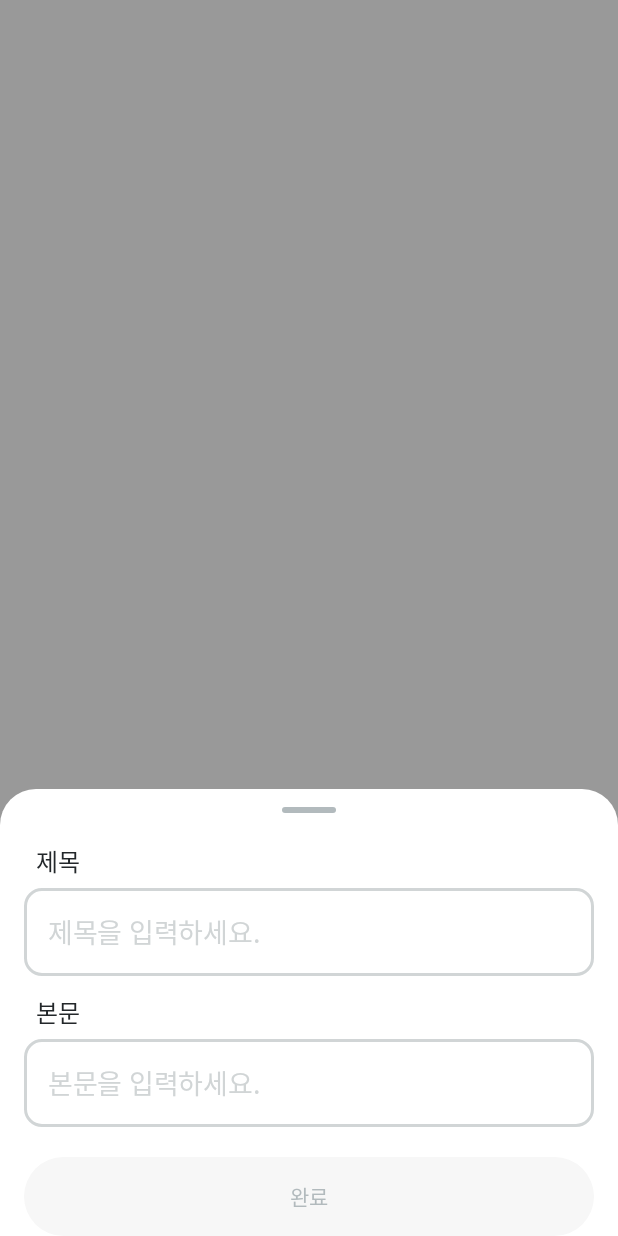
After one commit to 39-play-sopt-android/heejin-jeong, an Android app built with Jetpack Compose: the composable CreatePostSheet shown on its own in the app's theme, on a phone screen of 412 x 824 dp. The commit adds this screen. Run offline under Robolectric (Android 15) with nearby library versions, the phone set to English and light mode, and no system bars; Roboto replaces fonts that are not available here.

Commit message:
[feat] 게시글 작성 바텀시트와 완료 버튼 활성 조건 구현

```diff
--- /dev/null
+++ b/app/src/main/java/org/sopt/play/presentation/posts/CreatePostSheet.kt
@@ -0,0 +1,77 @@
+package org.sopt.play.presentation.posts
+
+import androidx.compose.foundation.background
+import androidx.compose.foundation.layout.Column
+import androidx.compose.foundation.layout.Spacer
+import androidx.compose.foundation.layout.height
+import androidx.compose.foundation.layout.padding
+import androidx.compose.foundation.layout.width
+import androidx.compose.foundation.rememberScrollState
+import androidx.compose.foundation.shape.RoundedCornerShape
+import androidx.compose.foundation.text.input.InputTransformation
+import androidx.compose.foundation.text.input.TextFieldLineLimits
+import androidx.compose.foundation.text.input.maxLength
+import androidx.compose.foundation.text.input.rememberTextFieldState
+import androidx.compose.foundation.verticalScroll
+import androidx.compose.material3.ExperimentalMaterial3Api
+import androidx.compose.material3.ModalBottomSheet
+import androidx.compose.material3.rememberModalBottomSheetState
+import androidx.compose.runtime.Composable
+import androidx.compose.ui.Modifier
+import androidx.compose.ui.graphics.Color
+import androidx.compose.ui.text.input.ImeAction
+import androidx.compose.ui.unit.dp
+import org.sopt.play.ui.component.PlayButton
+import org.sopt.play.ui.component.PlayTextField
+import org.sopt.play.ui.theme.PlayColors
+
+@OptIn(ExperimentalMaterial3Api::class)
+@Composable
+internal fun CreatePostSheet(onDismiss: () -> Unit, onSubmit: (String, String) -> Unit) {
+    val title = rememberTextFieldState()
+    val content = rememberTextFieldState()
+    ModalBottomSheet(
+        onDismissRequest = onDismiss,
+        sheetState = rememberModalBottomSheetState(skipPartiallyExpanded = true),
+        containerColor = PlayColors.White,
+        shape = RoundedCornerShape(topStart = 24.dp, topEnd = 24.dp),
+        dragHandle = {
+            Spacer(
+                modifier = Modifier
+                    .padding(top = 12.dp, bottom = 20.dp)
+                    .width(36.dp)
+                    .height(4.dp)
+                    .background(PlayColors.Gray3, RoundedCornerShape(2.dp))
+            )
+        },
+        scrimColor = Color.Black.copy(alpha = 0.4f)
+    ) {
+        Column(
+            modifier = Modifier
+                .verticalScroll(rememberScrollState())
+                .padding(horizontal = 16.dp)
+        ) {
+            PlayTextField(
+                title = "제목",
+                state = title,
+                placeholder = "제목을 입력하세요.",
+                inputTransformation = InputTransformation.maxLength(20)
+            )
+            Spacer(Modifier.height(12.dp))
+            PlayTextField(
+                title = "본문",
+                state = content,
+                placeholder = "본문을 입력하세요.",
+                inputTransformation = InputTransformation.maxLength(1000),
+                lineLimits = TextFieldLineLimits.MultiLine(maxHeightInLines = 5),
+                imeAction = ImeAction.Default
+            )
+            Spacer(Modifier.height(20.dp))
+            PlayButton(
+                text = "완료",
+                enabled = title.text.isNotBlank() && content.text.isNotBlank(),
+                onClick = { onSubmit(title.text.toString(), content.text.toString()) }
+            )
+        }
+    }
+}
--- a/app/src/main/java/org/sopt/play/presentation/posts/PostsScreen.kt
+++ b/app/src/main/java/org/sopt/play/presentation/posts/PostsScreen.kt
@@ -2,6 +2,7 @@ package org.sopt.play.presentation.posts
 
 import androidx.compose.foundation.background
 import androidx.compose.foundation.border
+import androidx.compose.foundation.clickable
 import androidx.compose.foundation.layout.Arrangement
 import androidx.compose.foundation.layout.Box
 import androidx.compose.foundation.layout.Column
@@ -23,12 +24,15 @@ import androidx.compose.material3.Icon
 import androidx.compose.material3.Text
 import androidx.compose.runtime.Composable
 import androidx.compose.runtime.getValue
+import androidx.compose.runtime.mutableStateOf
+import androidx.compose.runtime.saveable.rememberSaveable
 import androidx.compose.runtime.setValue
 import androidx.compose.ui.Alignment
 import androidx.compose.ui.Modifier
 import androidx.compose.ui.draw.shadow
 import androidx.compose.ui.res.painterResource
 import androidx.compose.ui.res.stringResource
+import androidx.compose.ui.semantics.Role
 import androidx.compose.ui.tooling.preview.Preview
 import androidx.compose.ui.unit.dp
 import androidx.compose.ui.unit.sp
@@ -44,14 +48,27 @@ import org.sopt.play.ui.theme.PlayType
 fun PostsRoute(viewModel: PostsViewModel = viewModel()) {
     val uiState by viewModel.uiState.collectAsStateWithLifecycle()
     PostsScreen(
-        posts = uiState.posts
+        posts = uiState.posts,
+        onCreate = { _, _ -> }
     )
 }
 
 @Composable
 private fun PostsScreen(
-    posts: List<PostDto>
+    posts: List<PostDto>,
+    onCreate: (String, String) -> Unit
 ) {
+    var showWriter by rememberSaveable { mutableStateOf(false) }
+
+    if (showWriter) {
+        CreatePostSheet(
+            onDismiss = { showWriter = false },
+            onSubmit = { title, content ->
+                onCreate(title, content)
+                showWriter = false
+            }
+        )
+    }
     Box(
         modifier = Modifier
             .fillMaxSize()
@@ -102,7 +119,8 @@ private fun PostsScreen(
                 .padding(bottom = 20.dp)
                 .size(60.dp)
                 .shadow(4.dp, CircleShape)
-                .background(PlayColors.Red, CircleShape),
+                .background(PlayColors.Red, CircleShape)
+                .clickable(role = Role.Button) { showWriter = true },
             contentAlignment = Alignment.Center
         ) {
             Icon(
@@ -148,6 +166,6 @@ private fun PostCard(post: PostDto) {
 @Composable
 private fun PostsScreenPreview() {
     PlaySoptTheme {
-        PostsScreen(emptyList())
+        PostsScreen(emptyList(), onCreate = { _, _ -> })
     }
 }
```
